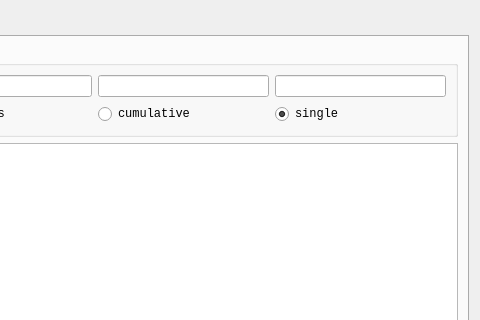
The window that ui/counterwidget.ui (niniemann/TackenCounter) describes before a commit, drawn with Qt 5; both pictures show x 291 to 771 and y 0 to 320 of the 771 by 700 pixel window.
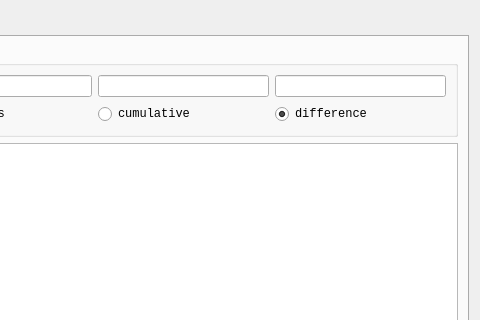
The same window after the commit. The open tabs and pages were chosen to show the change. Custom widgets are drawn as their Qt base class.

```diff
--- a/ui/counterwidget.ui
+++ b/ui/counterwidget.ui
@@ -210,7 +210,7 @@
             <item>
              <widget class="QRadioButton" name="radioSingle">
               <property name="text">
-               <string>single</string>
+               <string>difference</string>
               </property>
               <property name="checked">
                <bool>true</bool>
```
Left out of the diff: 2 changed lines with no effect on the pictures.
